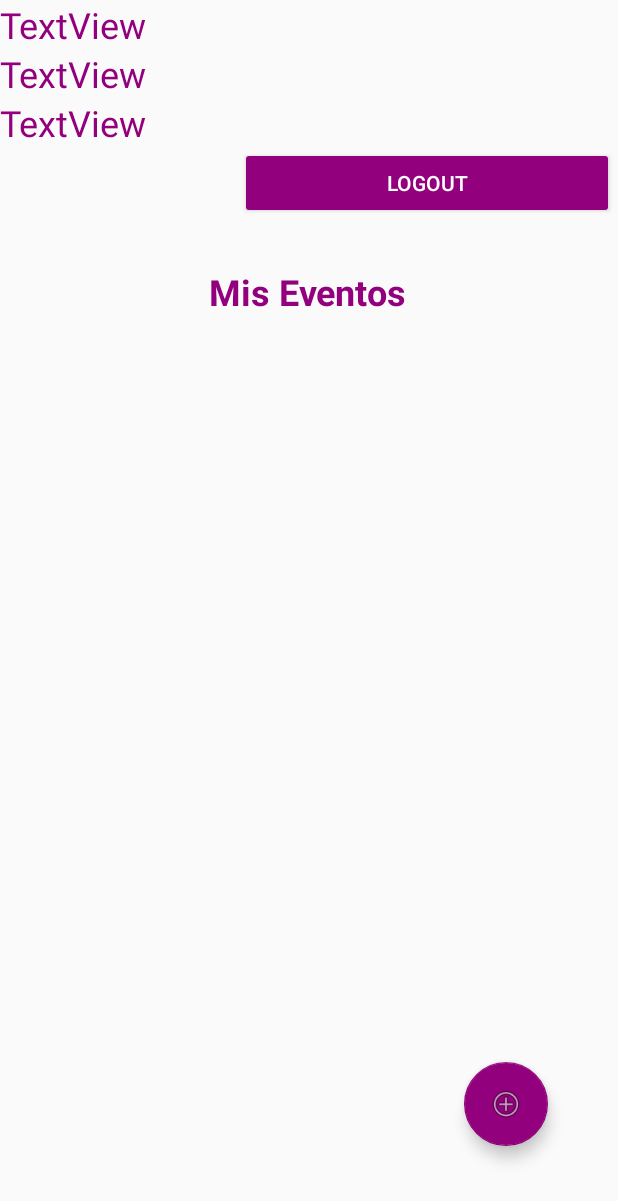
After one commit to frankrb/Evoy, an Android app: the layout activity_perfil.xml on its own in the app's theme, with its tools: preview values and no code run, on a phone screen of 412 x 824 dp. The commit adds this screen. Shown: the top 1201 px of the screen. Run offline under Robolectric (Android 15) with nearby library versions, the phone set to English and light mode, and no system bars.

Commit message:
añadido el perfil.

```diff
--- a/app/build.gradle
+++ b/app/build.gradle
@@ -23,6 +23,7 @@ dependencies {
     implementation 'com.android.support:appcompat-v7:28.0.0'
     implementation 'com.android.support.constraint:constraint-layout:1.1.3'
     implementation 'com.android.support:design:28.0.0'
+    implementation 'com.android.support:support-v4:28.0.0'
     testImplementation 'junit:junit:4.12'
     androidTestImplementation 'com.android.support.test:runner:1.0.2'
     androidTestImplementation 'com.android.support.test.espresso:espresso-core:3.0.2'
@@ -30,4 +31,5 @@ dependencies {
         exclude group: 'junit', module: 'junit'
     }
     implementation 'com.android.support:cardview-v7:28.0.0'
+    implementation 'com.android.support:recyclerview-v7:28.0.0'
 }
--- a/app/src/main/java/com/example/evoy/BottomNavActivity.java
+++ b/app/src/main/java/com/example/evoy/BottomNavActivity.java
@@ -20,9 +20,11 @@ public class BottomNavActivity extends AppCompatActivity {
                     return true;
                 case R.id.allFeed:
                     //mTextMessage.setText(R.string.title_dashboard);//TODO crear Fragment para allfeed e incluir la llamada
+
                     return true;
                 case R.id.myProfile:
                     //mTextMessage.setText(R.string.title_notifications);//TODO crear Fragment para Profile e incluir la llamada
+                    loadFragment(new Perfil());
                     return true;
             }
             return false;
--- a/app/src/main/java/com/example/evoy/conexionBDWebService.java
+++ b/app/src/main/java/com/example/evoy/conexionBDWebService.java
@@ -76,7 +76,7 @@ public class conexionBDWebService extends AsyncTask<Void, Void, JSONObject> {
                 direccion = "https://134.209.235.115/framos001/WEB/php/insertarPesoInicial.php";
                 break;
             case "getDatos":
-                direccion = "https://134.209.235.115/framos001/WEB/php/getDatos.php";
+                direccion = "https://134.209.235.115/framos001/WEB/evoy/getDatos.php";
                 break;
             case "getPesos":
                 direccion = "https://134.209.235.115/framos001/WEB/php/getPesos.php";
--- a/app/src/main/java/com/example/evoy/controladorBDWebService.java
+++ b/app/src/main/java/com/example/evoy/controladorBDWebService.java
@@ -51,9 +51,7 @@ public class controladorBDWebService {
     }
     //devuelve un json con los datos del usuario
     public JSONObject getDatos(Context cont, String oper, String usr) throws ExecutionException, InterruptedException {
-        boolean existen=true;
         JSONObject json = new conexionBDWebService(cont, oper, usr).execute().get();
-
         return json;
     }
     //devuelve true si se ha realizado correctamente la petición
--- /dev/null
+++ b/app/src/main/res/layout/activity_perfil.xml
@@ -0,0 +1,96 @@
+<?xml version="1.0" encoding="utf-8"?>
+<android.support.constraint.ConstraintLayout xmlns:android="http://schemas.android.com/apk/res/android"
+    xmlns:app="http://schemas.android.com/apk/res-auto"
+    xmlns:tools="http://schemas.android.com/tools"
+    android:layout_width="match_parent"
+    android:layout_height="match_parent"
+    tools:context=".Perfil">
+
+    <LinearLayout
+        android:id="@+id/linearLayout"
+        android:layout_width="409dp"
+        android:layout_height="216dp"
+        android:layout_marginBottom="70dp"
+        android:orientation="vertical"
+        app:layout_constraintBottom_toBottomOf="parent"
+        app:layout_constraintEnd_toEndOf="parent"
+        app:layout_constraintHorizontal_bias="0.0"
+        app:layout_constraintStart_toStartOf="parent"
+        app:layout_constraintTop_toTopOf="parent"
+        app:layout_constraintVertical_bias="0.0">
+
+        <TextView
+            android:id="@+id/puser"
+            android:layout_width="match_parent"
+            android:layout_height="wrap_content"
+            android:text="TextView"
+            android:textColor="@color/colorPrimary"
+            android:textSize="24sp" />
+
+        <TextView
+            android:id="@+id/pnombre"
+            android:layout_width="match_parent"
+            android:layout_height="wrap_content"
+            android:text="TextView"
+            android:textColor="@color/colorPrimary"
+            android:textSize="24sp" />
+
+        <TextView
+            android:id="@+id/pemail"
+            android:layout_width="match_parent"
+            android:layout_height="wrap_content"
+            android:text="TextView"
+            android:textColor="@color/colorPrimary"
+            android:textSize="24sp" />
+
+        <Button
+            android:id="@+id/logoutBtn"
+            android:layout_width="match_parent"
+            android:layout_height="wrap_content"
+            android:layout_marginStart="160dp"
+            android:layout_marginBottom="32dp"
+            android:backgroundTint="@color/colorPrimary"
+            android:text="Logout"
+            android:textColor="@color/white"
+            app:layout_constraintBottom_toBottomOf="parent"
+            app:layout_constraintStart_toStartOf="parent" />
+
+        <TextView
+            android:id="@+id/pemail2"
+            android:layout_width="match_parent"
+            android:layout_height="wrap_content"
+            android:text="Mis Eventos"
+            android:textAlignment="center"
+            android:textColor="@color/colorPrimary"
+            android:textSize="24sp"
+            android:textStyle="bold" />
+
+    </LinearLayout>
+
+    <android.support.design.widget.FloatingActionButton
+        android:id="@+id/addEventBtn"
+        android:layout_width="wrap_content"
+        android:layout_height="wrap_content"
+        android:layout_marginStart="309dp"
+        android:layout_marginEnd="46dp"
+        android:layout_marginBottom="60dp"
+        android:clickable="true"
+        android:src="@android:drawable/ic_input_add"
+        app:backgroundTint="@color/colorPrimary"
+        app:layout_constraintBottom_toBottomOf="parent"
+        app:layout_constraintEnd_toEndOf="parent"
+        app:layout_constraintHorizontal_bias="0.0"
+        app:layout_constraintStart_toStartOf="parent"
+        app:rippleColor="#FFFFFF"
+        tools:srcCompat="@android:drawable/ic_menu_add" />
+
+    <android.support.v7.widget.RecyclerView
+        android:id="@+id/myevents"
+        android:layout_width="398dp"
+        android:layout_height="502dp"
+        app:layout_constraintBottom_toBottomOf="parent"
+        app:layout_constraintEnd_toEndOf="parent"
+        app:layout_constraintStart_toStartOf="parent"
+        app:layout_constraintTop_toBottomOf="@+id/linearLayout" />
+
+</android.support.constraint.ConstraintLayout>
--- a/app/src/main/res/values/strings.xml
+++ b/app/src/main/res/values/strings.xml
@@ -31,4 +31,7 @@
     <string name="profile_name">Nombre:</string>
     <string name="profile_surname">Apellido:</string>
     <string name="profile_email">E-mail:</string>
+
+    <!-- TODO: Remove or change this placeholder text -->
+    <string name="hello_blank_fragment">Hello blank fragment</string>
 </resources>
```
Also changed, not shown: app/src/main/AndroidManifest.xml (+5 -3 lines), app/src/main/java/com/example/evoy/AddNewEvent.java (added, +13 -0 lines), app/src/main/java/com/example/evoy/Login.java (+25 -5 lines), app/src/main/java/com/example/evoy/Perfil.java (added, +130 -0 lines), app/src/main/res/layout/activity_add_new_event.xml (added, +9 -0 lines).
